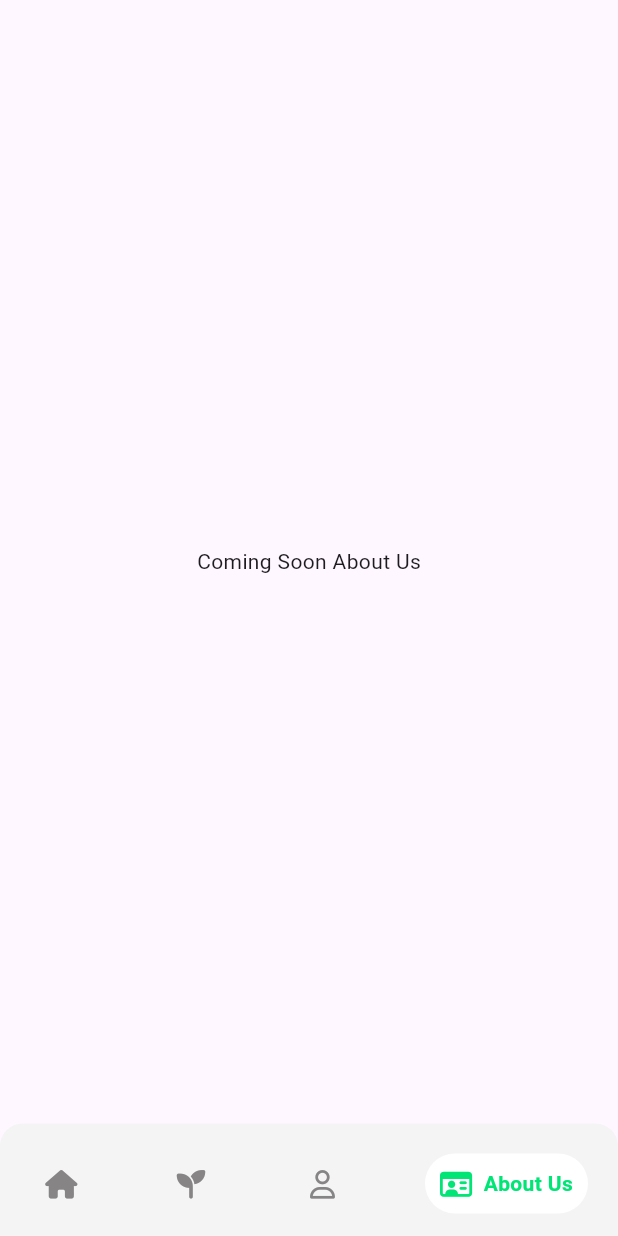
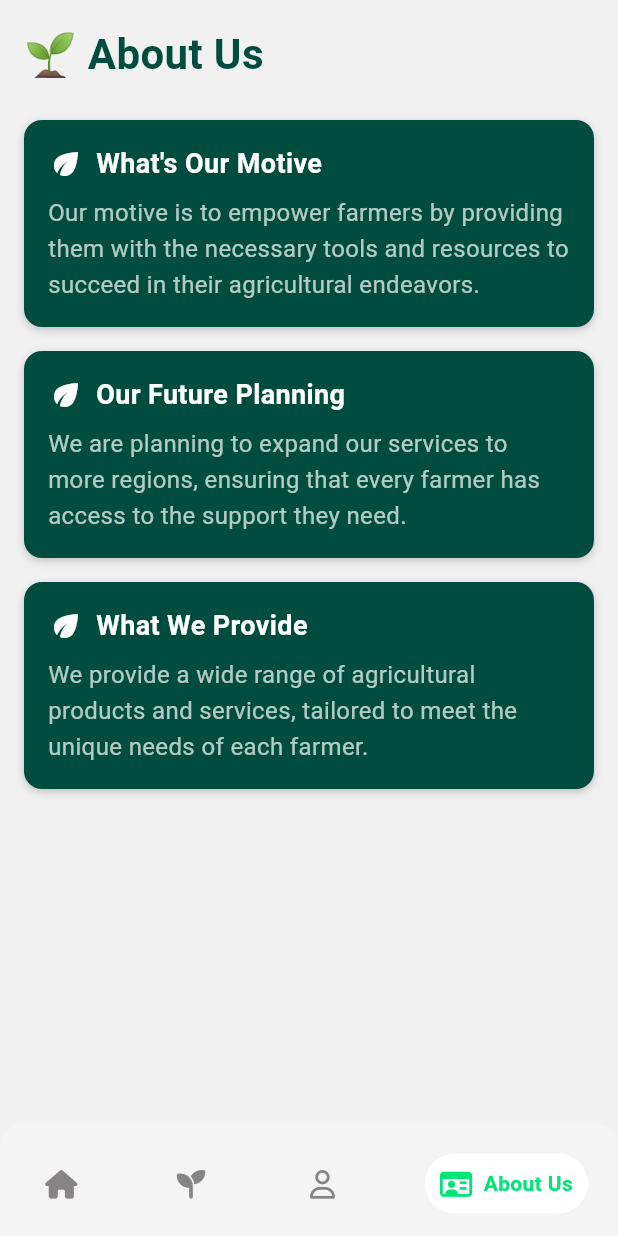
Before and after one commit to SIH-CodeFusers/Aigro-App, a Flutter app: the AboutUs screen opened by its route, on a phone screen of 412 x 824 dp. Run offline on Flutter 3.47's test engine with Material 3 defaults, Android fonts, the phone set to English and light mode, and no system bars; drawn by our look-alikes of google_nav_bar; our stand-ins replace flutter_map, font_awesome_flutter, hive, hive_flutter, image_picker, latlong2 and 2 more; missing offline and left inert: tflite_flutter; accounts and stored records are empty.

Commit message:
About page done

```diff
--- a/lib/pages/about_us.dart
+++ b/lib/pages/about_us.dart
@@ -1,4 +1,3 @@
-import 'package:flutter/cupertino.dart';
 import 'package:flutter/material.dart';
 import 'package:aigro/utils/bottom_pages_list.dart';
 import 'package:aigro/widgets/bottom_nav.dart';
@@ -14,8 +13,50 @@ class _AboutUsState extends State<AboutUs> {
   @override
   Widget build(BuildContext context) {
     return Scaffold(
+      backgroundColor: const Color.fromARGB(255, 241, 241, 241), // Dark green background
       body: SafeArea(
-        child: Center(child: Text("Coming Soon About Us"))
+        child: Padding(
+          padding: const EdgeInsets.all(16.0),
+          child: Column(
+            crossAxisAlignment: CrossAxisAlignment.start,
+            children: [
+
+              const Text(
+                '🌱 About Us',
+                style: TextStyle(
+                  fontSize: 28,
+                  fontWeight: FontWeight.bold,
+                  color: const Color(0xFF004D3F),
+                ),
+              ),
+              const SizedBox(height: 24),
+
+              Expanded(
+                child: ListView(
+                  children: [
+                    _buildInfoCard(
+                      title: "What's Our Motive",
+                      content:
+                          "Our motive is to empower farmers by providing them with the necessary tools and resources to succeed in their agricultural endeavors.",
+                    ),
+                    const SizedBox(height: 16),
+                    _buildInfoCard(
+                      title: 'Our Future Planning',
+                      content:
+                          "We are planning to expand our services to more regions, ensuring that every farmer has access to the support they need.",
+                    ),
+                    const SizedBox(height: 16),
+                    _buildInfoCard(
+                      title: 'What We Provide',
+                      content:
+                          "We provide a wide range of agricultural products and services, tailored to meet the unique needs of each farmer.",
+                    ),
+                  ],
+                ),
+              ),
+            ],
+          ),
+        ),
       ),
       bottomNavigationBar: BottomNav(
         pages: pages,
@@ -23,4 +64,50 @@ class _AboutUsState extends State<AboutUs> {
       ),
     );
   }
+
+
+  Widget _buildInfoCard({required String title, required String content}) {
+    return Container(
+      decoration: BoxDecoration(
+        color: const Color(0xFF004D3F), // Greenish background for cards
+        borderRadius: BorderRadius.circular(12),
+        boxShadow: [
+          BoxShadow(
+            color: Colors.black.withOpacity(0.2),
+            blurRadius: 4,
+            offset: const Offset(0, 2),
+          ),
+        ],
+      ),
+      padding: const EdgeInsets.all(16),
+      child: Column(
+        crossAxisAlignment: CrossAxisAlignment.start,
+        children: [
+          Row(
+            children: [
+              const Icon(Icons.eco, color: Colors.white),
+              const SizedBox(width: 8),
+              Text(
+                title,
+                style: const TextStyle(
+                  fontSize: 18,
+                  fontWeight: FontWeight.w600,
+                  color: Colors.white,
+                ),
+              ),
+            ],
+          ),
+          const SizedBox(height: 8),
+          Text(
+            content,
+            style: const TextStyle(
+              fontSize: 16,
+              color: Colors.white70,
+              height: 1.5,
+            ),
+          ),
+        ],
+      ),
+    );
+  }
 }
```
Also changed, not shown: pubspec.lock.
